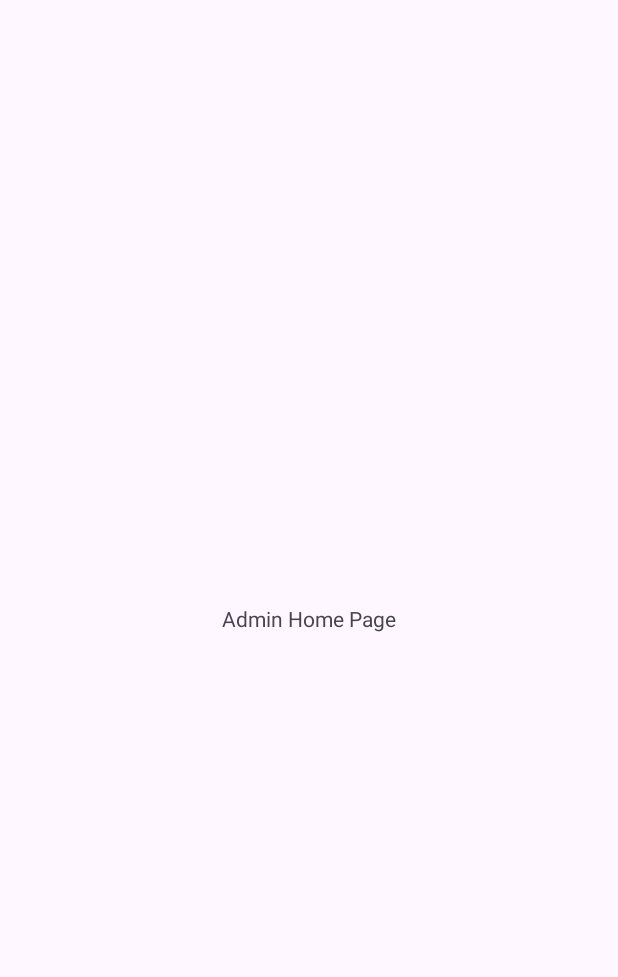
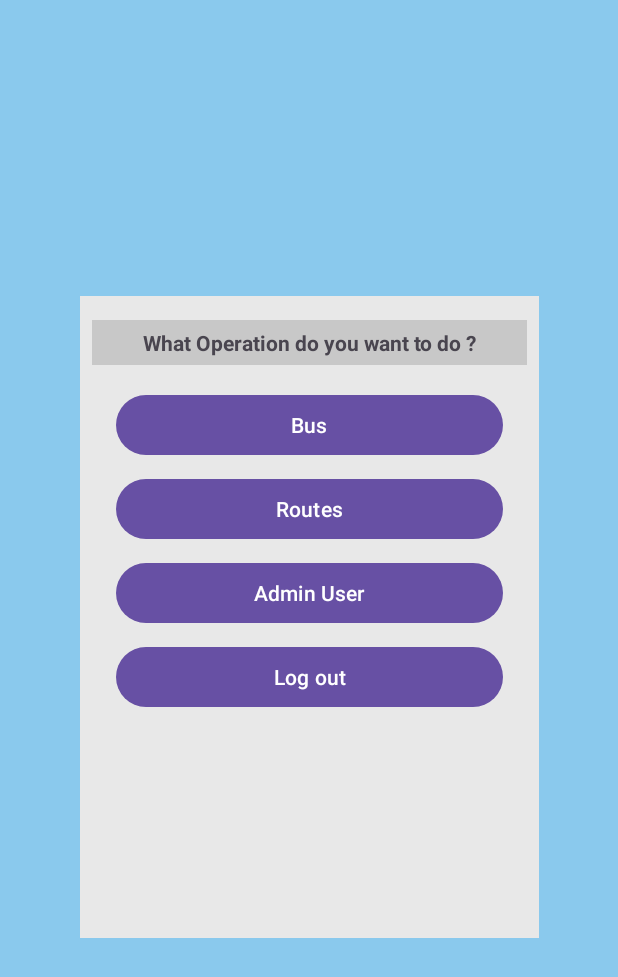
Before and after one commit to DineshPC/Bus-Ticket-Booking-App, an Android app: the AdminHomeActivity screen opened directly, with no data from a screen before it, on a phone screen of 412 x 824 dp. Before the commit the part shown is almost empty. Shown: the top 977 px of the screen. Run offline under Robolectric (Android 15) with nearby library versions, the phone set to English and light mode, and no system bars.

Commit message:
Implement Logout in admin

```diff
--- a/app/build.gradle.kts
+++ b/app/build.gradle.kts
@@ -30,6 +30,15 @@ android {
         sourceCompatibility = JavaVersion.VERSION_1_8
         targetCompatibility = JavaVersion.VERSION_1_8
     }
+    sourceSets {
+        getByName("main") {
+            res {
+                srcDirs(
+                    "src\\main\\res",
+                )
+            }
+        }
+    }
 }
 
 dependencies {
--- a/app/src/main/AndroidManifest.xml
+++ b/app/src/main/AndroidManifest.xml
@@ -13,16 +13,16 @@
         android:theme="@style/Theme.BusTicketBookingApp"
         tools:targetApi="31">
         <activity
-            android:name=".AdminHomeActivity"
+            android:name=".Admin.AdminHomeActivity"
             android:exported="false" />
         <activity
-            android:name=".HomeActivity"
+            android:name=".User.HomeActivity"
             android:exported="false" />
         <activity
-            android:name=".signup_page_activity"
+            android:name=".Common.signup_page_activity"
             android:exported="false" />
         <activity
-            android:name=".MainActivity"
+            android:name=".Common.MainActivity"
             android:exported="true">
             <intent-filter>
                 <action android:name="android.intent.action.MAIN" />
--- /dev/null
+++ b/app/src/main/java/com/example/busticketbookingapp/Admin/AdminHomeActivity.java
@@ -0,0 +1,41 @@
+package com.example.busticketbookingapp.Admin;
+
+import androidx.appcompat.app.AppCompatActivity;
+
+import android.annotation.SuppressLint;
+import android.content.Intent;
+import android.os.Bundle;
+import android.view.View;
+import android.widget.Button;
+
+import com.example.busticketbookingapp.Common.MainActivity;
+import com.example.busticketbookingapp.R;
+
+public class AdminHomeActivity extends AppCompatActivity {
+
+    Button logOutBtn;
+
+    @SuppressLint("MissingInflatedId")
+    @Override
+    protected void onCreate(Bundle savedInstanceState) {
+        super.onCreate(savedInstanceState);
+        setContentView(R.layout.activity_admin_home);
+
+        logOutBtn = findViewById(R.id.button6);
+        logOutBtn.setOnClickListener(new View.OnClickListener() {
+            @Override
+            public void onClick(View view) {
+                logoutUser();
+            }
+        });
+    }
+
+    public void logoutUser() {
+
+        Intent intent = new Intent(AdminHomeActivity.this, MainActivity.class);
+        intent.addFlags(Intent.FLAG_ACTIVITY_CLEAR_TOP | Intent.FLAG_ACTIVITY_CLEAR_TASK | Intent.FLAG_ACTIVITY_NEW_TASK);
+        startActivity(intent);
+        finish();
+    }
+
+}
--- a/app/src/main/java/com/example/busticketbookingapp/AdminHomeActivity.java
+++ /dev/null
@@ -1,14 +0,0 @@
-package com.example.busticketbookingapp;
-
-import androidx.appcompat.app.AppCompatActivity;
-
-import android.os.Bundle;
-
-public class AdminHomeActivity extends AppCompatActivity {
-
-    @Override
-    protected void onCreate(Bundle savedInstanceState) {
-        super.onCreate(savedInstanceState);
-        setContentView(R.layout.activity_admin_home);
-    }
-}
--- a/app/src/main/java/com/example/busticketbookingapp/HelperClass.java
+++ b/app/src/main/java/com/example/busticketbookingapp/Common/HelperClass.java
@@ -1,4 +1,4 @@
-package com.example.busticketbookingapp;
+package com.example.busticketbookingapp.Common;
 
 public class HelperClass {
 
--- a/app/src/main/java/com/example/busticketbookingapp/MainActivity.java
+++ b/app/src/main/java/com/example/busticketbookingapp/Common/MainActivity.java
@@ -1,4 +1,4 @@
-package com.example.busticketbookingapp;
+package com.example.busticketbookingapp.Common;
 
 import androidx.annotation.NonNull;
 import androidx.appcompat.app.AppCompatActivity;
@@ -12,6 +12,9 @@ import android.widget.CheckBox;
 import android.widget.EditText;
 import android.widget.Toast;
 
+import com.example.busticketbookingapp.Admin.AdminHomeActivity;
+import com.example.busticketbookingapp.User.HomeActivity;
+import com.example.busticketbookingapp.R;
 import com.google.firebase.database.DataSnapshot;
 import com.google.firebase.database.DatabaseError;
 import com.google.firebase.database.DatabaseReference;
--- a/app/src/main/java/com/example/busticketbookingapp/signup_page_activity.java
+++ b/app/src/main/java/com/example/busticketbookingapp/Common/signup_page_activity.java
@@ -1,4 +1,4 @@
-package com.example.busticketbookingapp;
+package com.example.busticketbookingapp.Common;
 
 import androidx.annotation.NonNull;
 import androidx.appcompat.app.AppCompatActivity;
@@ -11,6 +11,8 @@ import android.widget.Button;
 import android.widget.EditText;
 import android.widget.Toast;
 
+import com.example.busticketbookingapp.User.HomeActivity;
+import com.example.busticketbookingapp.R;
 import com.google.firebase.database.DataSnapshot;
 import com.google.firebase.database.DatabaseError;
 import com.google.firebase.database.DatabaseReference;
--- a/app/src/main/java/com/example/busticketbookingapp/Fragments/sampledata/Booking_Fragment.java
+++ b/app/src/main/java/com/example/busticketbookingapp/Fragment/Booking_Fragment.java
@@ -1,4 +1,4 @@
-package com.example.busticketbookingapp.Fragments.sampledata;
+package com.example.busticketbookingapp.Fragment;
 
 import android.os.Bundle;
 
@@ -11,7 +11,7 @@ import android.view.ViewGroup;
 import com.example.busticketbookingapp.R;
 
 /**
- * A simple {@link Fragment} subclass.
+ * Fragment simple {@link Fragment} subclass.
  * Use the {@link Booking_Fragment#newInstance} factory method to
  * create an instance of this fragment.
  */
@@ -36,7 +36,7 @@ public class Booking_Fragment extends Fragment {
      *
      * @param param1 Parameter 1.
      * @param param2 Parameter 2.
-     * @return A new instance of fragment Dashbord_Fragment.
+     * @return Fragment new instance of fragment Dashbord_Fragment.
      */
     // TODO: Rename and change types and number of parameters
     public static Booking_Fragment newInstance(String param1, String param2) {
--- a/app/src/main/java/com/example/busticketbookingapp/Fragments/sampledata/Profile_Fragment.java
+++ b/app/src/main/java/com/example/busticketbookingapp/Fragment/Profile_Fragment.java
@@ -1,4 +1,4 @@
-package com.example.busticketbookingapp.Fragments.sampledata;
+package com.example.busticketbookingapp.Fragment;
 
 import android.os.Bundle;
 
@@ -11,7 +11,7 @@ import android.view.ViewGroup;
 import com.example.busticketbookingapp.R;
 
 /**
- * A simple {@link Fragment} subclass.
+ * Fragment simple {@link Fragment} subclass.
  * Use the {@link Profile_Fragment#newInstance} factory method to
  * create an instance of this fragment.
  */
@@ -36,7 +36,7 @@ public class Profile_Fragment extends Fragment {
      *
      * @param param1 Parameter 1.
      * @param param2 Parameter 2.
-     * @return A new instance of fragment Profile_Fragment.
+     * @return Fragment new instance of fragment Profile_Fragment.
      */
     // TODO: Rename and change types and number of parameters
     public static Profile_Fragment newInstance(String param1, String param2) {
--- a/app/src/main/res/layout/activity_admin_home.xml
+++ b/app/src/main/res/layout/activity_admin_home.xml
@@ -4,15 +4,87 @@
     xmlns:tools="http://schemas.android.com/tools"
     android:layout_width="match_parent"
     android:layout_height="match_parent"
-    tools:context=".AdminHomeActivity">
+    android:background="#8ac9ed"
+    tools:context=".Admin.AdminHomeActivity">
 
-    <TextView
-        android:id="@+id/textView3"
-        android:layout_width="wrap_content"
-        android:layout_height="wrap_content"
-        android:text="Admin Home Page"
+    <androidx.constraintlayout.widget.ConstraintLayout
+        android:layout_width="306dp"
+        android:layout_height="428dp"
+        android:background="#E8E8E8"
         app:layout_constraintBottom_toBottomOf="parent"
         app:layout_constraintEnd_toEndOf="parent"
         app:layout_constraintStart_toStartOf="parent"
-        app:layout_constraintTop_toTopOf="parent" />
+        app:layout_constraintTop_toTopOf="parent"
+        app:layout_constraintVertical_bias="0.498">
+
+
+        <TextView
+            android:id="@+id/textView2"
+            android:layout_width="0dp"
+            android:layout_height="30dp"
+            android:layout_marginStart="8dp"
+            android:layout_marginTop="16dp"
+            android:layout_marginEnd="8dp"
+            android:background="#C8C8C8"
+            android:gravity="center"
+            android:text="What Operation do you want to do ?"
+            android:textAlignment="center"
+            android:textStyle="bold"
+            app:layout_constraintEnd_toEndOf="parent"
+            app:layout_constraintHorizontal_bias="0.0"
+            app:layout_constraintStart_toStartOf="parent"
+            app:layout_constraintTop_toTopOf="parent" />
+
+        <Button
+            android:id="@+id/button"
+            android:layout_width="0dp"
+            android:layout_height="wrap_content"
+            android:layout_marginStart="24dp"
+            android:layout_marginTop="16dp"
+            android:layout_marginEnd="24dp"
+            android:text="Bus"
+            app:layout_constraintEnd_toEndOf="parent"
+            app:layout_constraintStart_toStartOf="parent"
+            app:layout_constraintTop_toBottomOf="@+id/textView2" />
+
+        <Button
+            android:id="@+id/button4"
+            android:layout_width="0dp"
+            android:layout_height="wrap_content"
+            android:layout_marginStart="24dp"
+            android:layout_marginTop="8dp"
+            android:layout_marginEnd="24dp"
+            android:text="Routes"
+            app:layout_constraintEnd_toEndOf="parent"
+            app:layout_constraintHorizontal_bias="1.0"
+            app:layout_constraintStart_toStartOf="parent"
+            app:layout_constraintTop_toBottomOf="@+id/button" />
+
+        <Button
+            android:id="@+id/button5"
+            android:layout_width="0dp"
+            android:layout_height="wrap_content"
+            android:layout_marginStart="24dp"
+            android:layout_marginTop="8dp"
+            android:layout_marginEnd="24dp"
+            android:text="Admin User"
+            app:layout_constraintEnd_toEndOf="parent"
+            app:layout_constraintStart_toStartOf="parent"
+            app:layout_constraintTop_toBottomOf="@+id/button4" />
+
+        <Button
+            android:id="@+id/button6"
+            android:layout_width="0dp"
+            android:layout_height="wrap_content"
+            android:layout_marginStart="24dp"
+            android:layout_marginTop="8dp"
+            android:layout_marginEnd="24dp"
+            android:text="Log out"
+            app:layout_constraintEnd_toEndOf="parent"
+            app:layout_constraintHorizontal_bias="0.502"
+            app:layout_constraintStart_toStartOf="parent"
+            app:layout_constraintTop_toBottomOf="@+id/button5" />
+
+
+    </androidx.constraintlayout.widget.ConstraintLayout>
 </androidx.constraintlayout.widget.ConstraintLayout>
--- a/app/src/main/res/layout/activity_home.xml
+++ b/app/src/main/res/layout/activity_home.xml
@@ -5,7 +5,7 @@
     xmlns:tools="http://schemas.android.com/tools"
     android:layout_width="match_parent"
     android:layout_height="match_parent"
-    tools:context=".HomeActivity">
+    tools:context=".User.HomeActivity">
 
     <RelativeLayout
         android:layout_width="match_parent"
--- a/app/src/main/res/layout/activity_main.xml
+++ b/app/src/main/res/layout/activity_main.xml
@@ -5,7 +5,7 @@
     android:layout_width="match_parent"
     android:layout_height="match_parent"
     android:background="#8ac9ed"
-    tools:context=".MainActivity">
+    tools:context=".Common.MainActivity">
 
     <androidx.constraintlayout.widget.ConstraintLayout
         android:layout_width="305dp"
--- a/app/src/main/res/layout/activity_signup_page.xml
+++ b/app/src/main/res/layout/activity_signup_page.xml
@@ -5,7 +5,7 @@
     android:layout_width="match_parent"
     android:layout_height="match_parent"
     android:background="#8ac9ed"
-    tools:context=".signup_page_activity">
+    tools:context=".Common.signup_page_activity">
 
     <androidx.constraintlayout.widget.ConstraintLayout
         android:layout_width="336dp"
--- a/app/src/main/res/layout/fragment_booking.xml
+++ b/app/src/main/res/layout/fragment_booking.xml
@@ -4,7 +4,7 @@
     android:layout_width="match_parent"
     android:layout_height="match_parent"
     xmlns:app="http://schemas.android.com/apk/res-auto"
-    tools:context=".Fragments.sampledata.Booking_Fragment">
+    tools:context=".Fragment.Booking_Fragment">
 
     <!-- TODO: Update blank fragment layout -->
 
--- a/app/src/main/res/layout/fragment_profile_.xml
+++ b/app/src/main/res/layout/fragment_profile_.xml
@@ -4,7 +4,7 @@
     android:layout_width="match_parent"
     android:layout_height="match_parent"
     xmlns:app="http://schemas.android.com/apk/res-auto"
-    tools:context=".Fragments.sampledata.Profile_Fragment">
+    tools:context=".Fragment.Profile_Fragment">
 
     <!-- TODO: Update blank fragment layout -->
 
```
Also changed, not shown: app/src/main/java/com/example/busticketbookingapp/User/HomeActivity.java (renamed from app/src/main/java/com/example/busticketbookingapp/HomeActivity.java, +4 -3 lines).
